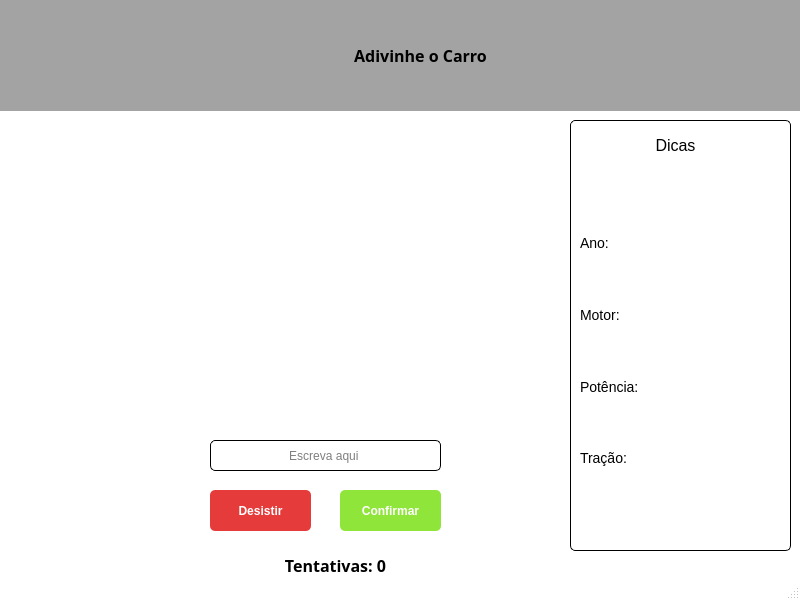
Qt form carrosGuessr/design/telaPrincipal.ui (thenewgrau/CarGuessr) before a commit.
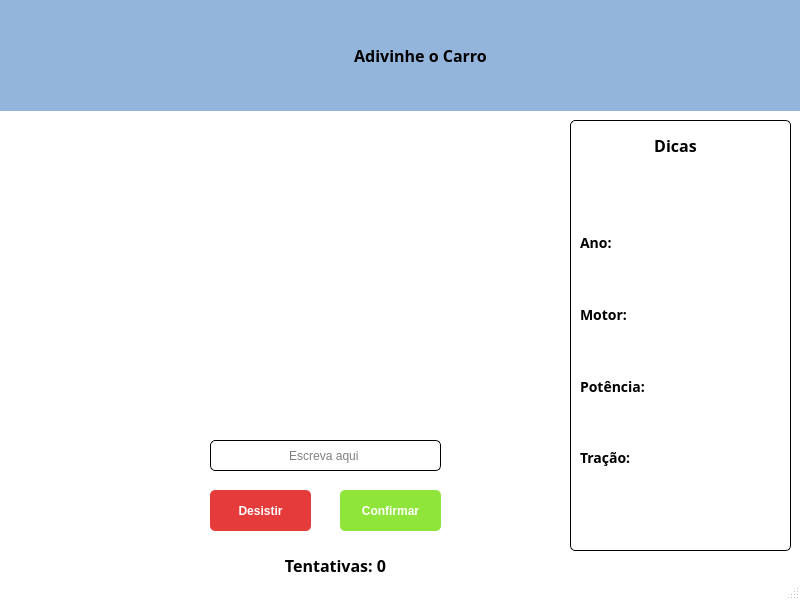
The same form after that commit. Icons and pictures are not drawn.

```diff
--- a/carrosGuessr/design/telaPrincipal.ui
+++ b/carrosGuessr/design/telaPrincipal.ui
@@ -31,7 +31,7 @@
     </property>
     <property name="styleSheet">
      <string notr="true">QLabel{
-background-color: #A3A3A3; 
+background-color: #93b4db; 
 
 }</string>
     </property>
@@ -53,7 +53,7 @@
 font-size: 16px;
 font: bold;
 font-family: Comic Neue;
-
+color: black
 
 }</string>
     </property>
@@ -308,6 +308,8 @@
     <property name="styleSheet">
      <string notr="true">QLabel{
 font-size: 16px;
+font: bold;
+font-family: Comic Neue;
 
 }</string>
     </property>
@@ -333,6 +335,8 @@
        <property name="styleSheet">
         <string notr="true">QLabel{
 font-size: 14px;
+font: bold;
+font-family: Comic Neue;
 
 }</string>
        </property>
@@ -346,6 +350,8 @@
        <property name="styleSheet">
         <string notr="true">QLabel{
 font-size: 14px;
+font: bold;
+font-family: Comic Neue;
 
 }</string>
        </property>
@@ -359,6 +365,8 @@
        <property name="styleSheet">
         <string notr="true">QLabel{
 font-size: 14px;
+font: bold;
+font-family: Comic Neue;
 
 }</string>
        </property>
@@ -372,6 +380,8 @@
        <property name="styleSheet">
         <string notr="true">QLabel{
 font-size: 14px;
+font: bold;
+font-family: Comic Neue;
 
 }</string>
        </property>
```
Left out of the diff: 47 changed lines with no effect on the pictures.
